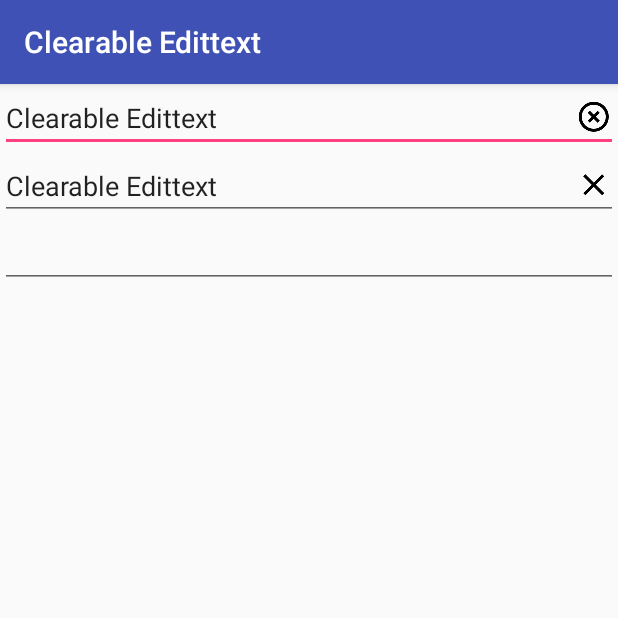
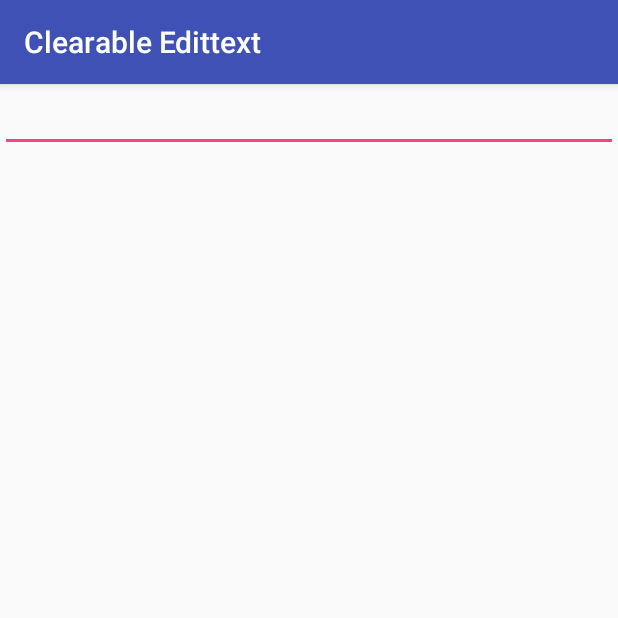
Before and after one commit to angitha-das/ClearableEdittext, an Android app: the screen it shows after launch (MainActivity), on a phone screen of 412 x 824 dp, the top half of it. Run offline under Robolectric (Android 15) with nearby library versions, the phone set to English and light mode, and no system bars.

Commit message:
Updated Class

```diff
--- a/app/src/main/java/com/example/angitha/clearableedittext/MainActivity.kt
+++ b/app/src/main/java/com/example/angitha/clearableedittext/MainActivity.kt
@@ -2,11 +2,19 @@ package com.example.angitha.clearableedittext
 
 import android.support.v7.app.AppCompatActivity
 import android.os.Bundle
+import android.support.v4.content.ContextCompat
+import com.example.clearableedittext.ClearableEdittext
+import kotlinx.android.synthetic.main.activity_main.*
 
 class MainActivity : AppCompatActivity() {
 
     override fun onCreate(savedInstanceState: Bundle?) {
         super.onCreate(savedInstanceState)
         setContentView(R.layout.activity_main)
+
+        var edittext = ClearableEdittext(this)
+        edittext.enableClearable(true)
+        edittext.setClearDrawable(ContextCompat.getDrawable(this,R.drawable.ic_delete_black_24dp))
+        linearlayout.addView(edittext)
     }
 }
--- a/app/src/main/res/layout/activity_main.xml
+++ b/app/src/main/res/layout/activity_main.xml
@@ -1,26 +1,7 @@
 <?xml version="1.0" encoding="utf-8"?>
 <LinearLayout xmlns:android="http://schemas.android.com/apk/res/android"
+    android:id="@+id/linearlayout"
     android:layout_width="match_parent"
     android:layout_height="match_parent"
-    xmlns:app="http://schemas.android.com/apk/res-auto"
     android:orientation="vertical">
-
-    <com.example.clearableedittext.ClearableEdittext
-        android:layout_width="match_parent"
-        android:layout_height="wrap_content"
-        android:id="@+id/edit_text_first"
-        android:text="@string/app_name"
-        app:clear="true"
-        app:clear_icon="@drawable/ic_highlight_off_black_24dp" />
-    <com.example.clearableedittext.ClearableEdittext
-        android:layout_width="match_parent"
-        android:layout_height="wrap_content"
-        android:text="@string/app_name"
-        app:clear="true"/>
-    <com.example.clearableedittext.ClearableEdittext
-        android:layout_width="match_parent"
-        android:layout_height="wrap_content"
-        app:clear="false"
-        app:clear_icon="@drawable/ic_highlight_off_black_24dp" />
-
 </LinearLayout>
--- a/clearable_edittext/src/main/java/com/example/clearableedittext/ClearableEdittext.kt
+++ b/clearable_edittext/src/main/java/com/example/clearableedittext/ClearableEdittext.kt
@@ -2,6 +2,7 @@ package com.example.clearableedittext
 
 import android.content.Context
 import android.graphics.drawable.Drawable
+import android.support.v4.content.ContextCompat
 import android.support.v4.content.res.ResourcesCompat
 import android.text.TextUtils
 import android.util.AttributeSet
@@ -12,11 +13,19 @@ import android.widget.EditText
 
 /**
  * Created by angitha on 3/11/17.
+ *
+ * Makes the edittext clearable with
+ * attributes clear,to enable feature and
+ * clear_icon to set custom drawable on right
  */
 class ClearableEdittext:android.support.v7.widget.AppCompatEditText, View.OnTouchListener, View.OnFocusChangeListener,TextWatcherAdapter.TextWatcherListener{
     private var dRight: Drawable? = null
     private var icon: Drawable? = null
     private var clear = false
+
+    constructor(context: Context) : super(context){
+        init()
+    }
 
     constructor(context: Context, attrs: AttributeSet) : super(context, attrs) {
         processAttr(context, attrs)
@@ -41,6 +50,24 @@ class ClearableEdittext:android.support.v7.widget.AppCompatEditText, View.OnTouc
         }
     }
 
+    /**
+     *
+     */
+    fun enableClearable(isClearable: Boolean){
+        clear = isClearable
+        init()
+    }
+
+    fun setClearDrawableResource(resId: Int){
+        icon = ContextCompat.getDrawable(context, resId)
+        init()
+    }
+
+    fun setClearDrawable(drawable: Drawable){
+        icon = drawable
+        init()
+    }
+
     private fun clearFunctionality() {
         checkCompoundDrawable()
         handleClearButton()
@@ -53,7 +80,6 @@ class ClearableEdittext:android.support.v7.widget.AppCompatEditText, View.OnTouc
         dRight = if (icon != null) {
             icon //compoundDrawables[2];
         } else {
-
             ResourcesCompat.getDrawable(resources, R.drawable.ic_clear_black_24dp, null)
         }
         dRight!!.setBounds(0, 0, dRight!!.intrinsicWidth, dRight!!.intrinsicHeight)
@@ -102,5 +128,4 @@ class ClearableEdittext:android.support.v7.widget.AppCompatEditText, View.OnTouc
     override fun onTextChanged(view: EditText, text: String) {
         this@ClearableEdittext.handleClearButton()
     }
-
 }
```
